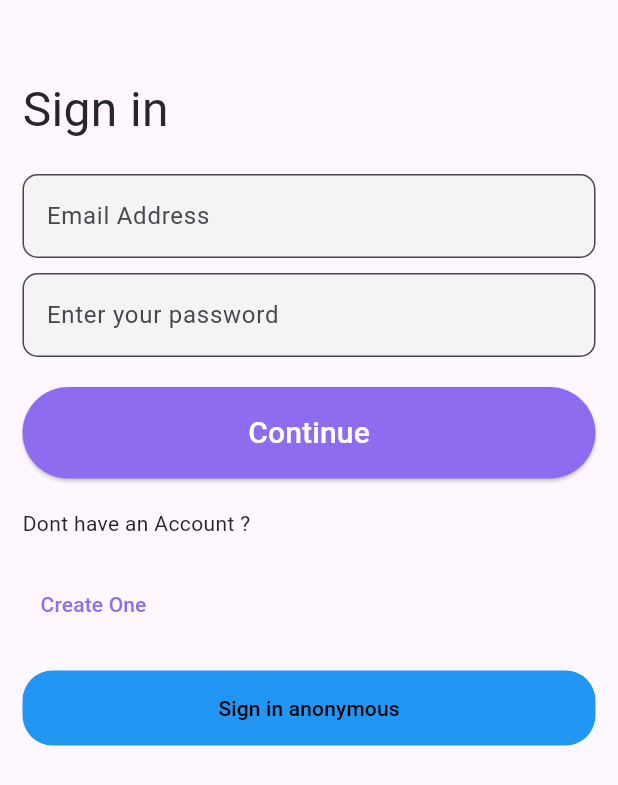
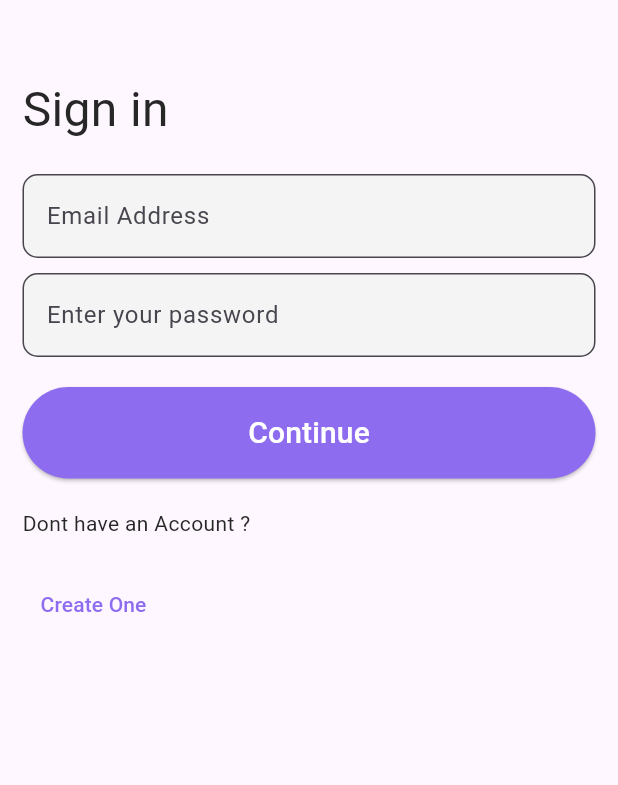
Before and after one commit to MrShow01/group1, a Flutter app: the screen it shows after launch, on a phone screen of 412 x 824 dp. Shown: the top 785 px of the screen. Run offline on Flutter 3.47's test engine with Material 3 defaults, Android fonts, the phone set to English and light mode, and no system bars; our stand-ins replace cloud_firestore, firebase_auth, firebase_core; accounts and stored records are empty.

```diff
--- a/lib/pages/authenticate/LoginPage.dart
+++ b/lib/pages/authenticate/LoginPage.dart
@@ -132,44 +132,6 @@ class Login extends StatelessWidget {
               },
               child: Text("Create One", style: TextStyle(color: primary)),
             ),
-
-            Row(
-              spacing: 10,
-              children: [
-                Expanded(
-                  child: Container(
-                    alignment: Alignment.center,
-                    height: 50,
-                    decoration: BoxDecoration(
-                      color: Colors.blue,
-                      borderRadius: BorderRadius.circular(20),
-                    ),
-                    child: TextButton(
-                      onPressed: () async {
-                        String massage;
-                        final result = await _authService.signInAnon();
-                        if (result == null) {
-                          massage = "we have null in return";
-                        } else {
-                          massage = "we have a user somehow ";
-                        }
-                        ScaffoldMessenger.of(context).showSnackBar(
-                          SnackBar(
-                            content: Text(massage),
-                            behavior: SnackBarBehavior.floating,
-                          ),
-                        );
-                        // print(result);
-                      },
-                      child: Text(
-                        "Sign in anonymous",
-                        style: TextStyle(color: Colors.black),
-                      ),
-                    ),
-                  ),
-                ),
-              ],
-            ),
           ],
         ),
       ),
```
Also changed, not shown: lib/pages/students/students_screen.dart (+15 -3 lines).
